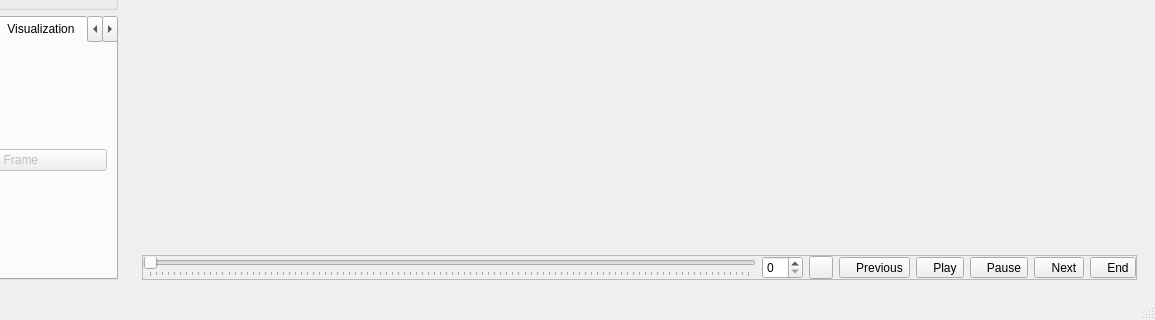
This is src/crystalaspects/gui/window.ui in CrystalGrowerOrg/cgaspects as Qt 5 draws it before an edit; both pictures show x 125 to 1280 and y 320 to 640 of the 1280 by 640 pixel window. The edited form follows.
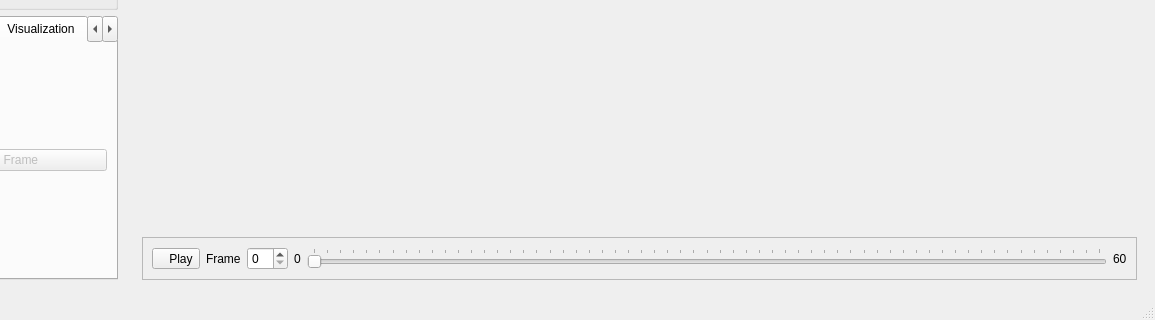
This is the edited form. Icons and pictures are not drawn.

Commit message: Mostly working play/pause movie, reworked controls a bit

Patch:
```diff
--- a/src/crystalaspects/gui/window.ui
+++ b/src/crystalaspects/gui/window.ui
@@ -88,18 +88,43 @@
            <enum>QFrame::Raised</enum>
           </property>
           <layout class="QHBoxLayout" name="horizontalLayout_5">
-           <property name="leftMargin">
-            <number>0</number>
-           </property>
-           <property name="topMargin">
-            <number>0</number>
-           </property>
-           <property name="rightMargin">
-            <number>0</number>
-           </property>
-           <property name="bottomMargin">
-            <number>0</number>
-           </property>
+           <item>
+            <widget class="QToolButton" name="playPauseButton">
+             <property name="minimumSize">
+              <size>
+               <width>0</width>
+               <height>0</height>
+              </size>
+             </property>
+             <property name="text">
+              <string>   Play</string>
+             </property>
+             <property name="icon">
+              <iconset resource="../../../res/qticons.qrc">
+               <normaloff>:/material_icons/material_icons/png/play-custom.png</normaloff>:/material_icons/material_icons/png/play-custom.png</iconset>
+             </property>
+             <property name="shortcut">
+              <string>Space</string>
+             </property>
+            </widget>
+           </item>
+           <item>
+            <widget class="QLabel" name="frameCurrentLabel">
+             <property name="text">
+              <string>Frame</string>
+             </property>
+            </widget>
+           </item>
+           <item>
+            <widget class="QSpinBox" name="frame_spinBox"/>
+           </item>
+           <item>
+            <widget class="QLabel" name="frameZeroLabel">
+             <property name="text">
+              <string>0</string>
+             </property>
+            </widget>
+           </item>
            <item>
             <widget class="QSlider" name="frame_slider">
              <property name="sizePolicy">
@@ -108,116 +133,27 @@
                <verstretch>0</verstretch>
               </sizepolicy>
              </property>
+             <property name="maximum">
+              <number>60</number>
+             </property>
+             <property name="pageStep">
+              <number>1000000</number>
+             </property>
              <property name="orientation">
               <enum>Qt::Horizontal</enum>
              </property>
              <property name="tickPosition">
-              <enum>QSlider::TicksBelow</enum>
+              <enum>QSlider::TicksAbove</enum>
              </property>
-            </widget>
-           </item>
-           <item>
-            <widget class="QSpinBox" name="frame_spinBox"/>
-           </item>
-           <item>
-            <widget class="QToolButton" name="start_simvis_button">
-             <property name="minimumSize">
-              <size>
-               <width>0</width>
-               <height>0</height>
-              </size>
+             <property name="tickInterval">
+              <number>1</number>
              </property>
-             <property name="text">
-              <string/>
-             </property>
-             <property name="icon">
-              <iconset resource="../../../res/qticons.qrc">
-               <normaloff>:/material_icons/material_icons/png/skip-backward-custom.png</normaloff>:/material_icons/material_icons/png/skip-backward-custom.png</iconset>
-             </property>
             </widget>
            </item>
            <item>
-            <widget class="QToolButton" name="previous_button">
-             <property name="minimumSize">
-              <size>
-               <width>0</width>
-               <height>0</height>
-              </size>
-             </property>
+            <widget class="QLabel" name="frameMaxLabel">
              <property name="text">
-              <string>   Previous</string>
-             </property>
-             <property name="icon">
-              <iconset resource="../../../res/qticons.qrc">
-               <normaloff>:/material_icons/material_icons/png/skip-previous-custom.png</normaloff>:/material_icons/material_icons/png/skip-previous-custom.png</iconset>
-             </property>
-            </widget>
-           </item>
-           <item>
-            <widget class="QToolButton" name="play_button">
-             <property name="minimumSize">
-              <size>
-               <width>0</width>
-               <height>0</height>
-              </size>
-             </property>
-             <property name="text">
-              <string>   Play</string>
-             </property>
-             <property name="icon">
-              <iconset resource="../../../res/qticons.qrc">
-               <normaloff>:/material_icons/material_icons/png/play-custom.png</normaloff>:/material_icons/material_icons/png/play-custom.png</iconset>
-             </property>
-            </widget>
-           </item>
-           <item>
-            <widget class="QToolButton" name="pause_button">
-             <property name="minimumSize">
-              <size>
-               <width>0</width>
-               <height>0</height>
-              </size>
-             </property>
-             <property name="text">
-              <string>   Pause</string>
-             </property>
-             <property name="icon">
-              <iconset resource="../../../res/qticons.qrc">
-               <normaloff>:/material_icons/material_icons/png/pause-custom.png</normaloff>:/material_icons/material_icons/png/pause-custom.png</iconset>
-             </property>
-            </widget>
-           </item>
-           <item>
-            <widget class="QToolButton" name="next_button">
-             <property name="minimumSize">
-              <size>
-               <width>0</width>
-               <height>0</height>
-              </size>
-             </property>
-             <property name="text">
-              <string>   Next</string>
-             </property>
-             <property name="icon">
-              <iconset resource="../../../res/qticons.qrc">
-               <normaloff>:/material_icons/material_icons/png/skip-next-custom.png</normaloff>:/material_icons/material_icons/png/skip-next-custom.png</iconset>
-             </property>
-            </widget>
-           </item>
-           <item>
-            <widget class="QToolButton" name="end_simvis_button">
-             <property name="minimumSize">
-              <size>
-               <width>0</width>
-               <height>0</height>
-              </size>
-             </property>
-             <property name="text">
-              <string>   End</string>
-             </property>
-             <property name="icon">
-              <iconset resource="../../../res/qticons.qrc">
-               <normaloff>:/material_icons/material_icons/png/skip-forward-custom.png</normaloff>:/material_icons/material_icons/png/skip-forward-custom.png</iconset>
+              <string>60</string>
              </property>
             </widget>
            </item>
```
The commit also changes 3 other files.
